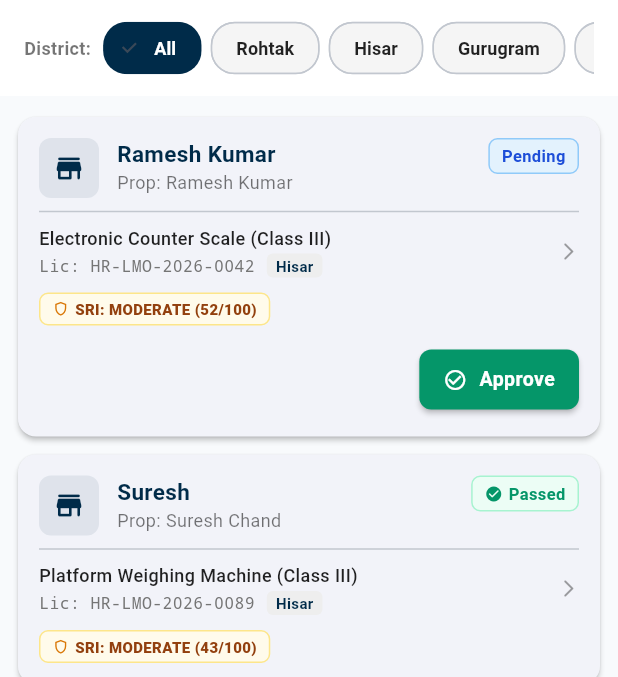
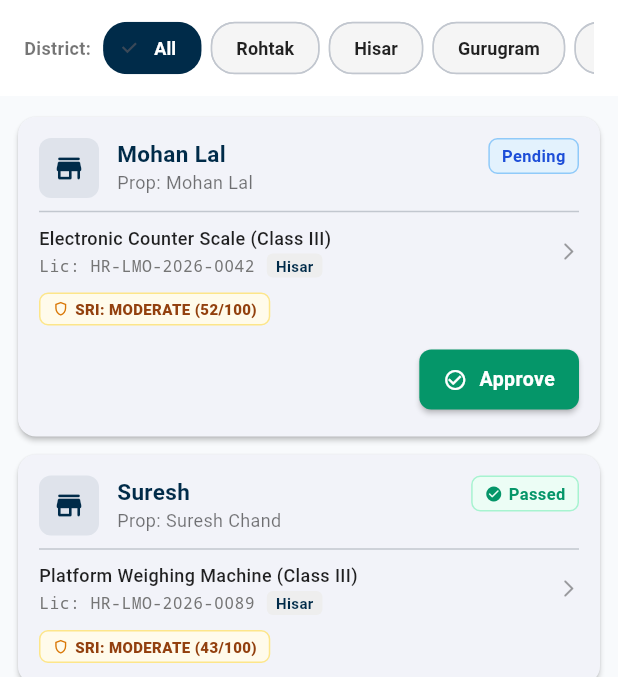
Before and after one commit to sankhduu/dih_project, a Flutter app: the DashboardScreen screen opened directly, on a phone screen of 412 x 824 dp, the part 84-761 px from its top. Run offline on Flutter 3.47's test engine with Material 3 defaults, Android fonts, the phone set to English and light mode, and no system bars; our stand-ins replace camera, connectivity_plus, geolocator, image_picker, shared_preferences, supabase_flutter; accounts and stored records are empty.

Commit message:
feat(demo): update demo persona and GATC dashboard to Mohan Lal

```diff
--- a/lmo_inspector_app/lib/screens/dashboard_screen.dart
+++ b/lmo_inspector_app/lib/screens/dashboard_screen.dart
@@ -37,7 +37,9 @@ class _DashboardScreenState extends State<DashboardScreen> {
 
   // Task 2: State Variables for Reset & Demo Simulation
   int refreshCount = 0;
-  bool isRameshApproved = false;
+  bool isMohanApproved = false;
+  bool get isRameshApproved => isMohanApproved;
+  set isRameshApproved(bool val) => isMohanApproved = val;
 
   @override
   void initState() {
@@ -79,18 +81,18 @@ class _DashboardScreenState extends State<DashboardScreen> {
       if (mounted) {
         setState(() {
           var list = DemoService.dummyTradersMap;
-          if (isRameshApproved) {
+          if (isMohanApproved) {
             list = list.where((t) {
               final name = (t['trader_name'] ?? t['shop_name'] ?? '').toString().toLowerCase();
               final lic = (t['license_number'] ?? '').toString().toLowerCase();
-              return !name.contains('ramesh') && !lic.contains('0042');
+              return !name.contains('mohan') && !name.contains('ramesh') && !lic.contains('0042');
             }).toList();
           }
           _liveTraders = list;
           _isLoading = false;
           _errorMessage = null;
         });
-        debugPrint('🌟 [Demo Mode] Supabase fetch bypassed. Loaded ${_liveTraders.length} dummy traders (isRameshApproved: $isRameshApproved).');
+        debugPrint('🌟 [Demo Mode] Supabase fetch bypassed. Loaded ${_liveTraders.length} dummy traders (isMohanApproved: $isMohanApproved).');
       }
       return;
     }
@@ -177,10 +179,10 @@ class _DashboardScreenState extends State<DashboardScreen> {
   }
 
   /// Task 1: The 'Fake' Geolocation UI on Approve
-  /// When the user clicks 'Approve' on Ramesh Kumar's card, show loading dialog:
+  /// When the user clicks 'Approve' on Mohan Lal's card, show loading dialog:
   /// 'Fetching Hardware-Locked GPS Coordinates...' -> 1.5s -> 'Verifying Inspector Location...' -> 1.0s -> execute approval.
   Future<void> _simulateFakeGeolocationApproval(Map<String, dynamic> trader) async {
-    final traderName = (trader['trader_name'] ?? trader['shop_name'] ?? 'Ramesh Kumar').toString();
+    final traderName = (trader['trader_name'] ?? trader['shop_name'] ?? 'Mohan Lal').toString();
     final licenseNumber = (trader['license_number'] ?? 'HR-LMO-2026-0042').toString();
 
     String dialogMessage = 'Fetching Hardware-Locked GPS Coordinates...';
@@ -255,14 +257,14 @@ class _DashboardScreenState extends State<DashboardScreen> {
     // Task 3: The Disappear Logic
     if (mounted) {
       setState(() {
-        isRameshApproved = true;
+        isMohanApproved = true;
         DemoService.markAsPassed(licenseNumber);
         DemoService.markAsPassed(traderName);
-        // Remove 'Ramesh Kumar' from the local UI list so it visibly disappears
+        // Remove 'Mohan Lal' from the local UI list so it visibly disappears
         _liveTraders.removeWhere((t) {
           final n = (t['trader_name'] ?? t['shop_name'] ?? '').toString().toLowerCase();
           final l = (t['license_number'] ?? '').toString().toLowerCase();
-          return n.contains('ramesh') || l.contains('0042') || l == licenseNumber.toLowerCase();
+          return n.contains('mohan') || n.contains('ramesh') || l.contains('0042') || l == licenseNumber.toLowerCase();
         });
       });
 
@@ -291,26 +293,26 @@ class _DashboardScreenState extends State<DashboardScreen> {
   /// Task 4: The 3-Refresh Reappear Logic
   Future<void> _onPullToRefresh() async {
     refreshCount++;
-    debugPrint('🔄 Pull-to-Refresh triggered (Count: $refreshCount, isRameshApproved: $isRameshApproved)');
+    debugPrint('🔄 Pull-to-Refresh triggered (Count: $refreshCount, isMohanApproved: $isMohanApproved)');
 
-    // If isRameshApproved == true AND refreshCount >= 3, reset and re-insert Ramesh Kumar
-    if (isRameshApproved && refreshCount >= 3) {
+    // If isMohanApproved == true AND refreshCount >= 3, reset and re-insert Mohan Lal
+    if (isMohanApproved && refreshCount >= 3) {
       refreshCount = 0;
-      isRameshApproved = false;
+      isMohanApproved = false;
 
-      final rameshData = {
+      final mohanData = {
         'id': 'demo-trader-1',
-        'trader_name': 'Ramesh Kumar',
-        'shop_name': 'Ramesh Kumar',
-        'owner_name': 'Ramesh Kumar',
+        'trader_name': 'Mohan Lal',
+        'shop_name': 'Mohan Kirana Store',
+        'owner_name': 'Mohan Lal',
         'license_number': 'HR-LMO-2026-0042',
         'instrument_type': 'Electronic Counter Scale (Class III)',
         'inspection_status': 'Pending',
         'status': 'Pending',
         'latitude': 28.8955,
         'longitude': 76.6066,
-        'district': 'Hisar',
-        'assigned_officer': 'LMO Inspector (Hisar)',
+        'district': 'Rohtak',
+        'assigned_officer': 'LMO Inspector (Rohtak)',
         'created_at': '2026-09-15T10:30:00Z',
       };
 
@@ -319,11 +321,11 @@ class _DashboardScreenState extends State<DashboardScreen> {
       final alreadyExists = _liveTraders.any((t) {
         final lic = (t['license_number'] ?? '').toString().toLowerCase();
         final name = (t['trader_name'] ?? t['shop_name'] ?? '').toString().toLowerCase();
-        return lic.contains('0042') || name.contains('ramesh');
+        return lic.contains('0042') || name.contains('mohan') || name.contains('ramesh');
       });
 
       if (!alreadyExists) {
-        _liveTraders.insert(0, rameshData);
+        _liveTraders.insert(0, mohanData);
       }
 
       if (mounted) {
@@ -336,7 +338,7 @@ class _DashboardScreenState extends State<DashboardScreen> {
                 SizedBox(width: 8),
                 Expanded(
                   child: Text(
-                    '✨ Ramesh Kumar reappeared in queue! (3-refresh reset)',
+                    '✨ Mohan Lal reappeared in queue! (3-refresh reset)',
                     style: TextStyle(fontWeight: FontWeight.bold),
                   ),
                 ),
@@ -350,14 +352,14 @@ class _DashboardScreenState extends State<DashboardScreen> {
       return;
     }
 
-    if (isRameshApproved) {
+    if (isMohanApproved) {
       await Future.delayed(const Duration(milliseconds: 500));
       if (mounted) {
         setState(() {});
         ScaffoldMessenger.of(context).showSnackBar(
           SnackBar(
             content: Text(
-              'Queue refreshed ($refreshCount/3 pulls to restore Ramesh Kumar)',
+              'Queue refreshed ($refreshCount/3 pulls to restore Mohan Lal)',
               style: const TextStyle(fontSize: 12),
             ),
             duration: const Duration(seconds: 1),
@@ -652,13 +654,13 @@ class _DashboardScreenState extends State<DashboardScreen> {
               );
 
               if (result == true) {
-                if (traderName.toLowerCase().contains('ramesh') || licenseNumber.contains('0042')) {
+                if (traderName.toLowerCase().contains('mohan') || traderName.toLowerCase().contains('ramesh') || licenseNumber.contains('0042')) {
                   setState(() {
-                    isRameshApproved = true;
+                    isMohanApproved = true;
                     _liveTraders.removeWhere((t) {
                       final n = (t['trader_name'] ?? t['shop_name'] ?? '').toString().toLowerCase();
                       final l = (t['license_number'] ?? '').toString().toLowerCase();
-                      return n.contains('ramesh') || l.contains('0042');
+                      return n.contains('mohan') || n.contains('ramesh') || l.contains('0042');
                     });
                   });
                 } else {
--- a/lmo_inspector_app/lib/services/demo_service.dart
+++ b/lmo_inspector_app/lib/services/demo_service.dart
@@ -4,7 +4,7 @@ import 'api_service.dart';
 /// Service managing the 'Golden Path Demo Mode' for hackathon presentations.
 /// When [isDemoMode] is true:
 /// - Supabase & HTTP network fetch calls are completely bypassed.
-/// - Returns 2 dummy traders: 'Ramesh Kumar' (Pending) and 'Suresh' (Passed).
+/// - Returns 2 dummy traders: 'Mohan Lal' (Pending) and 'Suresh' (Passed).
 /// - Submission simulates a 2-second CircularProgressIndicator, shows success,
 ///   and updates in-memory state to 'Passed'.
 class DemoService {
@@ -18,8 +18,8 @@ class DemoService {
     return [
       Trader(
         id: 'demo-trader-1',
-        traderName: 'Ramesh Kumar',
-        ownerName: 'Ramesh Kumar',
+        traderName: 'Mohan Lal',
+        ownerName: 'Mohan Lal',
         licenseNumber: 'HR-LMO-2026-0042',
         instrumentType: 'Electronic Counter Scale (Class III)',
         inspectionStatus: 'Pending',
```
Also changed, not shown: 7 other files.
